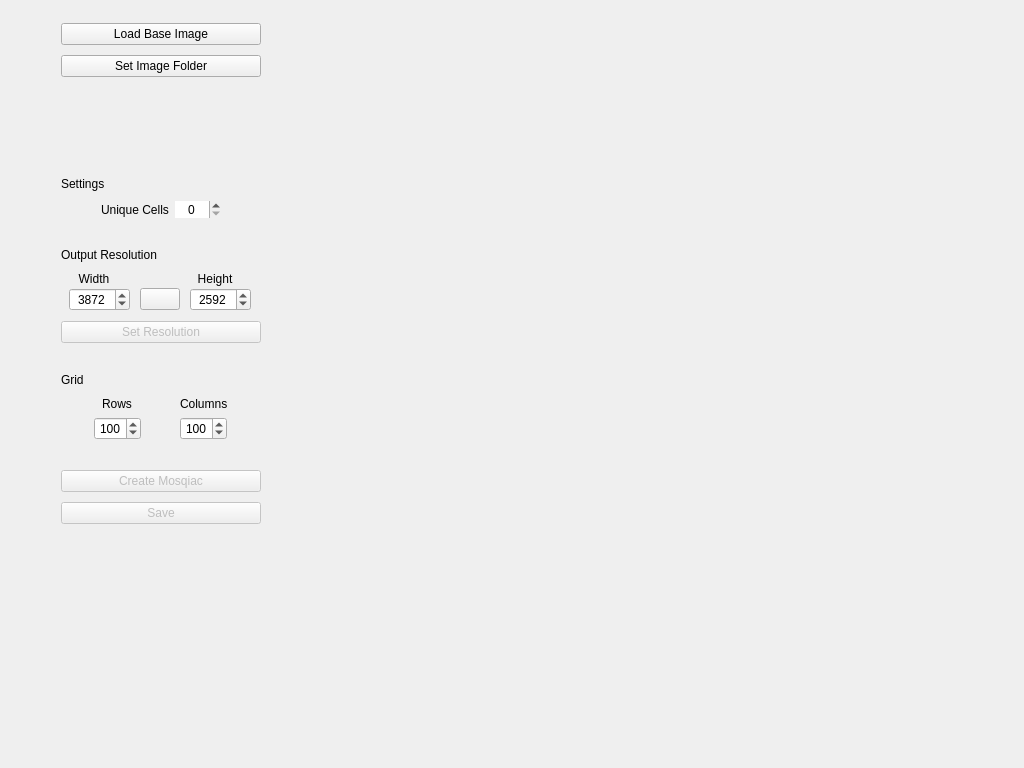
Qt form mainwindow.ui (scheckmedia/ImageMosaicWall) before a commit.
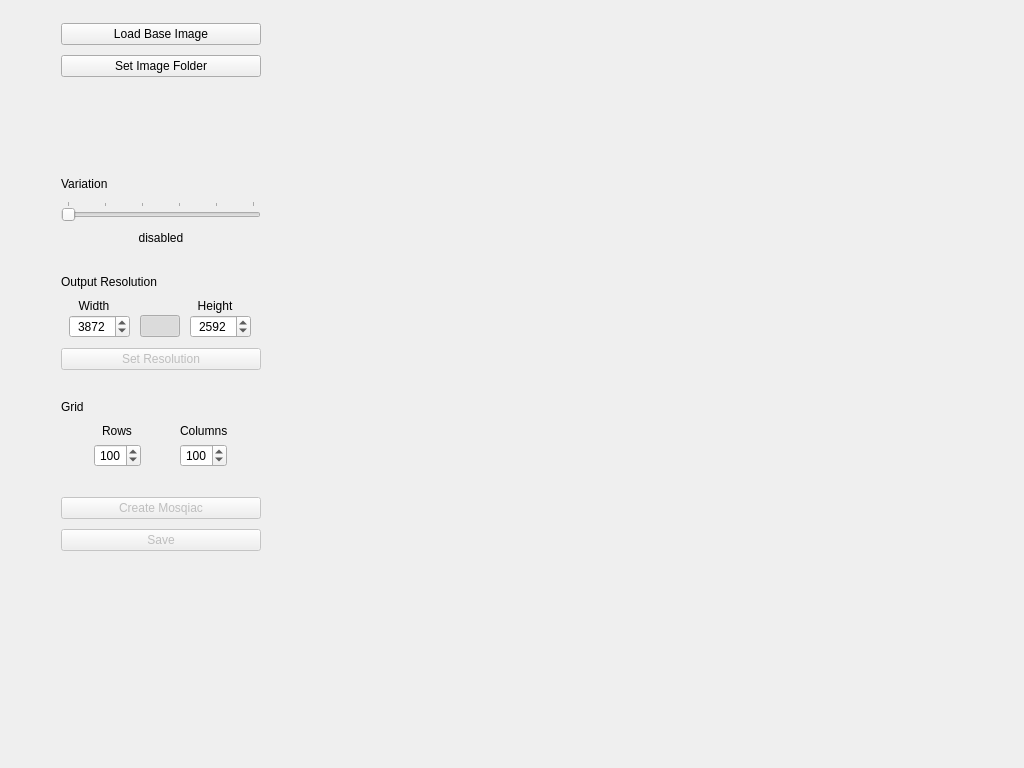
The same form after that commit. Icons and pictures are not drawn. Custom widgets are drawn as their Qt base class.

Patch:
```diff
--- a/mainwindow.ui
+++ b/mainwindow.ui
@@ -186,7 +186,7 @@
               </sizepolicy>
              </property>
              <property name="text">
-              <string>Settings</string>
+              <string>Variation</string>
              </property>
              <property name="alignment">
               <set>Qt::AlignLeading|Qt::AlignLeft|Qt::AlignTop</set>
@@ -194,34 +194,49 @@
             </widget>
            </item>
            <item>
-            <layout class="QHBoxLayout" name="horizontalLayout_7">
-             <property name="leftMargin">
-              <number>40</number>
+            <layout class="QGridLayout" name="gridLayout_3">
+             <property name="spacing">
+              <number>10</number>
              </property>
-             <property name="rightMargin">
-              <number>40</number>
-             </property>
-             <item alignment="Qt::AlignLeft">
-              <widget class="QLabel" name="label_9">
-               <property name="text">
-                <string>Unique Cells</string>
+             <item row="0" column="0" colspan="2">
+              <widget class="QSlider" name="slHistory">
+               <property name="minimum">
+                <number>0</number>
+               </property>
+               <property name="maximum">
+                <number>5</number>
+               </property>
+               <property name="singleStep">
+                <number>1</number>
+               </property>
+               <property name="pageStep">
+                <number>1</number>
+               </property>
+               <property name="sliderPosition">
+                <number>0</number>
+               </property>
+               <property name="orientation">
+                <enum>Qt::Horizontal</enum>
+               </property>
+               <property name="invertedControls">
+                <bool>false</bool>
+               </property>
+               <property name="tickPosition">
+                <enum>QSlider::TicksAbove</enum>
+               </property>
+               <property name="tickInterval">
+                <number>1</number>
                </property>
               </widget>
              </item>
-             <item>
-              <widget class="QSpinBox" name="sbHistory">
-               <property name="frame">
-                <bool>false</bool>
+             <item row="1" column="0" colspan="2">
+              <widget class="QLabel" name="lblVariation">
+               <property name="text">
+                <string>disabled</string>
                </property>
                <property name="alignment">
                 <set>Qt::AlignCenter</set>
                </property>
-               <property name="buttonSymbols">
-                <enum>QAbstractSpinBox::UpDownArrows</enum>
-               </property>
-               <property name="maximum">
-                <number>20</number>
-               </property>
               </widget>
              </item>
             </layout>
@@ -287,12 +302,24 @@
              </item>
              <item row="1" column="0">
               <widget class="QSpinBox" name="sbWidth">
+               <property name="sizePolicy">
+                <sizepolicy hsizetype="Preferred" vsizetype="Fixed">
+                 <horstretch>0</horstretch>
+                 <verstretch>0</verstretch>
+                </sizepolicy>
+               </property>
                <property name="wrapping">
                 <bool>false</bool>
                </property>
                <property name="alignment">
                 <set>Qt::AlignCenter</set>
                </property>
+               <property name="suffix">
+                <string/>
+               </property>
+               <property name="prefix">
+                <string/>
+               </property>
                <property name="minimum">
                 <number>1</number>
                </property>
@@ -334,9 +361,18 @@
              </item>
              <item row="1" column="2">
               <widget class="QSpinBox" name="sbHeight">
+               <property name="sizePolicy">
+                <sizepolicy hsizetype="Preferred" vsizetype="Fixed">
+                 <horstretch>0</horstretch>
+                 <verstretch>0</verstretch>
+                </sizepolicy>
+               </property>
                <property name="alignment">
                 <set>Qt::AlignCenter</set>
                </property>
+               <property name="suffix">
+                <string/>
+               </property>
                <property name="maximum">
                 <number>16512</number>
                </property>
@@ -370,7 +406,7 @@
                 <bool>true</bool>
                </property>
                <property name="checked">
-                <bool>false</bool>
+                <bool>true</bool>
                </property>
                <property name="default">
                 <bool>false</bool>
@@ -651,6 +687,13 @@
   </widget>
  </widget>
  <layoutdefault spacing="6" margin="11"/>
+ <customwidgets>
+  <customwidget>
+   <class>ProgressButton</class>
+   <extends>QPushButton</extends>
+   <header>progressbutton.h</header>
+  </customwidget>
+ </customwidgets>
  <resources>
   <include location="assets.qrc"/>
  </resources>
```
Left out of the diff: 6 changed lines with no effect on the pictures.
